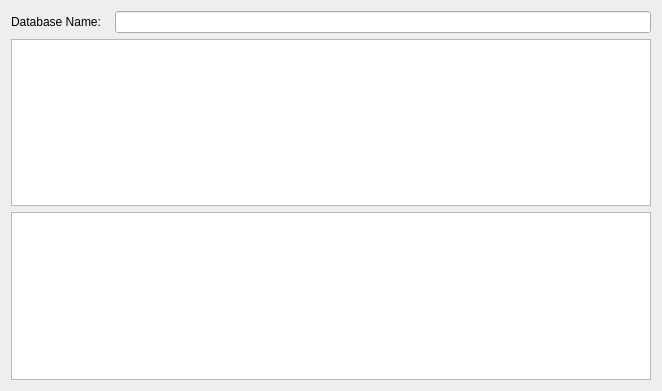
Before: the Qt Designer form GeneradorBaseDatos/dbmanager.ui in PaulMaxAvalosAguilar/QTSQLGenerator, drawn with Qt 5.
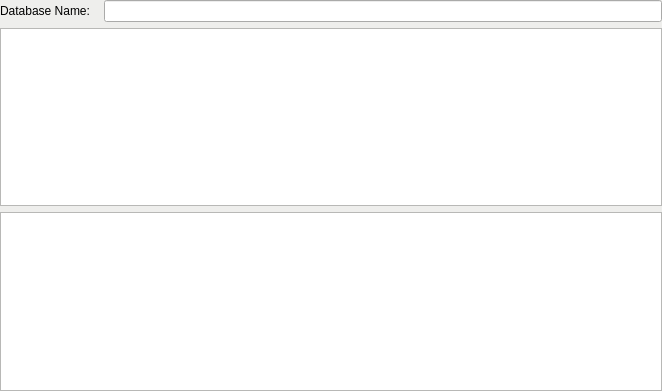
After: the same form once the commit is applied.

Patch:
```diff
--- a/GeneradorBaseDatos/dbmanager.ui
+++ b/GeneradorBaseDatos/dbmanager.ui
@@ -78,6 +78,18 @@
    <string>Form</string>
   </property>
   <layout class="QVBoxLayout" name="verticalLayout">
+   <property name="leftMargin">
+    <number>0</number>
+   </property>
+   <property name="topMargin">
+    <number>0</number>
+   </property>
+   <property name="rightMargin">
+    <number>0</number>
+   </property>
+   <property name="bottomMargin">
+    <number>0</number>
+   </property>
    <item>
     <layout class="QHBoxLayout" name="horizontalLayout" stretch="0,0">
      <property name="spacing">
```
